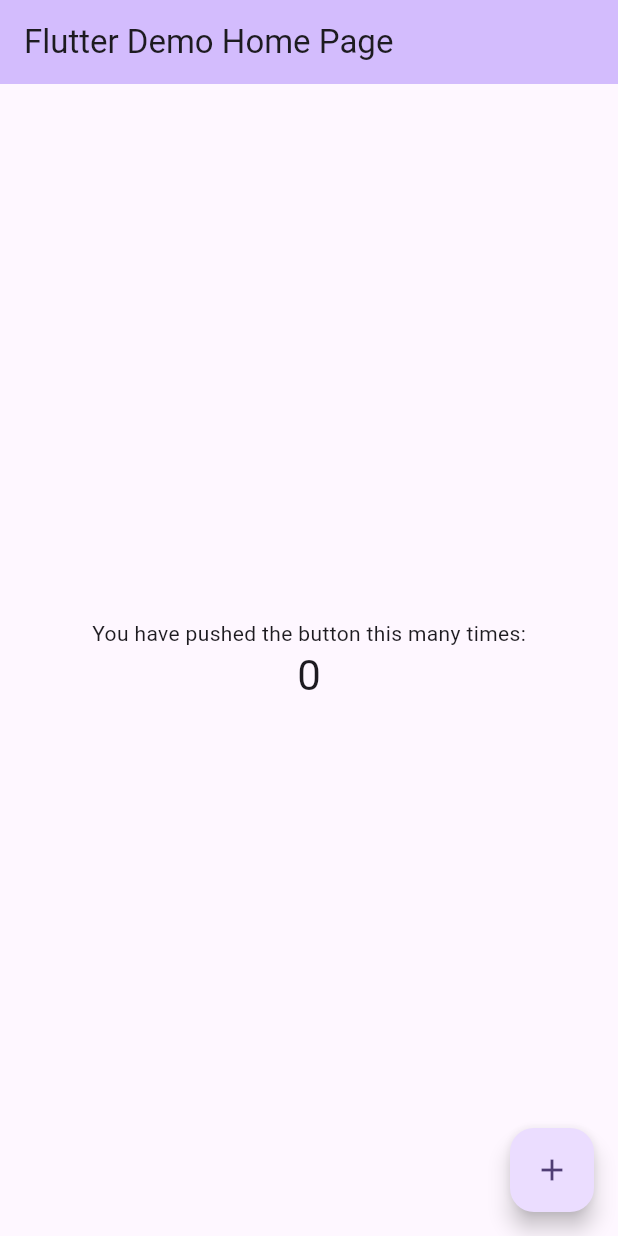
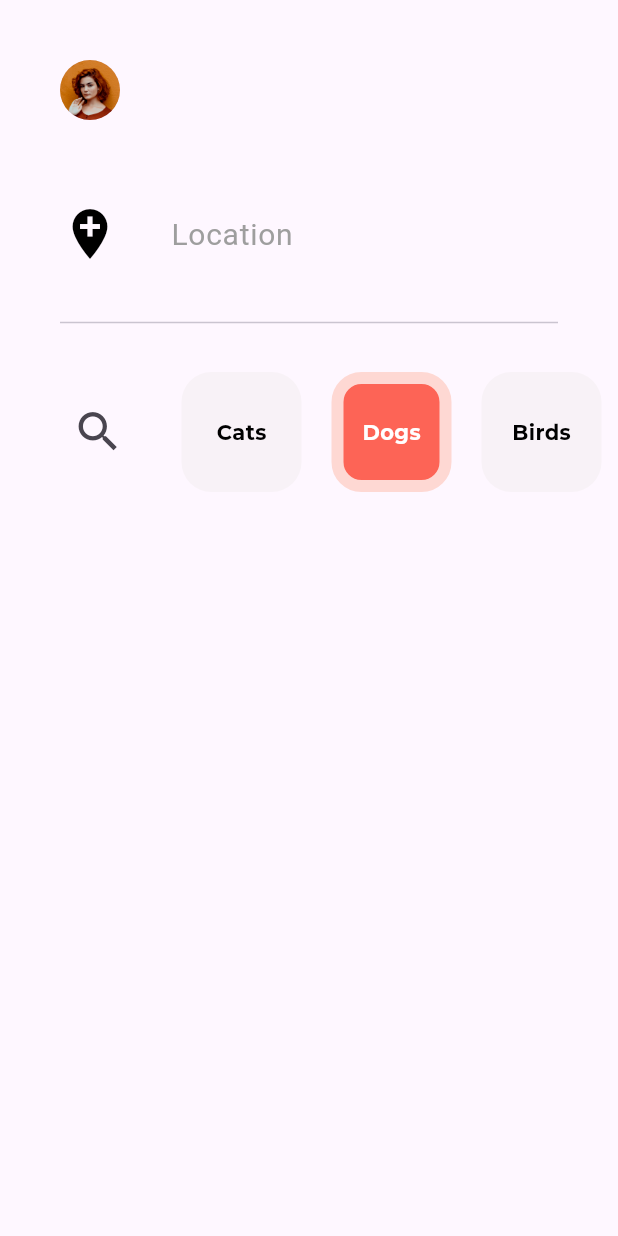
Before and after one commit to ryanmviajedor/flutter_ui_designs, a Flutter app: the screen it shows after launch, on a phone screen of 412 x 824 dp. Run offline on Flutter 3.47's test engine with Material 3 defaults, Android fonts, the phone set to English and light mode, and no system bars; our stand-ins replace gap.

Commit message:
feat: Pet Adoption - Added HomeScreen

```diff
--- a/pet_adoption_ui/lib/main.dart
+++ b/pet_adoption_ui/lib/main.dart
@@ -1,4 +1,5 @@
 import 'package:flutter/material.dart';
+import 'package:pet_adoption_ui/screens/home_screen.dart';
 
 void main() {
   runApp(const MyApp());
@@ -11,112 +12,10 @@ class MyApp extends StatelessWidget {
   @override
   Widget build(BuildContext context) {
     return MaterialApp(
-      title: 'Flutter Demo',
-      theme: ThemeData(
-        // This is the theme of your application.
-        //
-        // TRY THIS: Try running your application with "flutter run". You'll see
-        // the application has a purple toolbar. Then, without quitting the app,
-        // try changing the seedColor in the colorScheme below to Colors.green
-        // and then invoke "hot reload" (save your changes or press the "hot
-        // reload" button in a Flutter-supported IDE, or press "r" if you used
-        // the command line to start the app).
-        //
-        // Notice that the counter didn't reset back to zero; the application
-        // state is not lost during the reload. To reset the state, use hot
-        // restart instead.
-        //
-        // This works for code too, not just values: Most code changes can be
-        // tested with just a hot reload.
-        colorScheme: ColorScheme.fromSeed(seedColor: Colors.deepPurple),
-      ),
-      home: const MyHomePage(title: 'Flutter Demo Home Page'),
+      title: 'Flutter Pet Adoption UI',
+      debugShowCheckedModeBanner: false,
+      theme: ThemeData(primaryColor: Color(0xFFFD6456)),
+      home: HomeScreen(),
     );
   }
 }
-
-class MyHomePage extends StatefulWidget {
-  const MyHomePage({super.key, required this.title});
-
-  // This widget is the home page of your application. It is stateful, meaning
-  // that it has a State object (defined below) that contains fields that affect
-  // how it looks.
-
-  // This class is the configuration for the state. It holds the values (in this
-  // case the title) provided by the parent (in this case the App widget) and
-  // used by the build method of the State. Fields in a Widget subclass are
-  // always marked "final".
-
-  final String title;
-
-  @override
-  State<MyHomePage> createState() => _MyHomePageState();
-}
-
-class _MyHomePageState extends State<MyHomePage> {
-  int _counter = 0;
-
-  void _incrementCounter() {
-    setState(() {
-      // This call to setState tells the Flutter framework that something has
-      // changed in this State, which causes it to rerun the build method below
-      // so that the display can reflect the updated values. If we changed
-      // _counter without calling setState(), then the build method would not be
-      // called again, and so nothing would appear to happen.
-      _counter++;
-    });
-  }
-
-  @override
-  Widget build(BuildContext context) {
-    // This method is rerun every time setState is called, for instance as done
-    // by the _incrementCounter method above.
-    //
-    // The Flutter framework has been optimized to make rerunning build methods
-    // fast, so that you can just rebuild anything that needs updating rather
-    // than having to individually change instances of widgets.
-    return Scaffold(
-      appBar: AppBar(
-        // TRY THIS: Try changing the color here to a specific color (to
-        // Colors.amber, perhaps?) and trigger a hot reload to see the AppBar
-        // change color while the other colors stay the same.
-        backgroundColor: Theme.of(context).colorScheme.inversePrimary,
-        // Here we take the value from the MyHomePage object that was created by
-        // the App.build method, and use it to set our appbar title.
-        title: Text(widget.title),
-      ),
-      body: Center(
-        // Center is a layout widget. It takes a single child and positions it
-        // in the middle of the parent.
-        child: Column(
-          // Column is also a layout widget. It takes a list of children and
-          // arranges them vertically. By default, it sizes itself to fit its
-          // children horizontally, and tries to be as tall as its parent.
-          //
-          // Column has various properties to control how it sizes itself and
-          // how it positions its children. Here we use mainAxisAlignment to
-          // center the children vertically; the main axis here is the vertical
-          // axis because Columns are vertical (the cross axis would be
-          // horizontal).
-          //
-          // TRY THIS: Invoke "debug painting" (choose the "Toggle Debug Paint"
-          // action in the IDE, or press "p" in the console), to see the
-          // wireframe for each widget.
-          mainAxisAlignment: MainAxisAlignment.center,
-          children: <Widget>[
-            const Text('You have pushed the button this many times:'),
-            Text(
-              '$_counter',
-              style: Theme.of(context).textTheme.headlineMedium,
-            ),
-          ],
-        ),
-      ),
-      floatingActionButton: FloatingActionButton(
-        onPressed: _incrementCounter,
-        tooltip: 'Increment',
-        child: const Icon(Icons.add),
-      ), // This trailing comma makes auto-formatting nicer for build methods.
-    );
-  }
-}
--- /dev/null
+++ b/pet_adoption_ui/lib/screens/home_screen.dart
@@ -0,0 +1,114 @@
+import 'package:flutter/material.dart';
+import 'package:gap/gap.dart';
+import 'package:pet_adoption_ui/models/pet_model.dart';
+
+class HomeScreen extends StatefulWidget {
+  const HomeScreen({super.key});
+
+  @override
+  State<HomeScreen> createState() => _HomeScreenState();
+}
+
+class _HomeScreenState extends State<HomeScreen> {
+  Widget _buildPetCategory(bool isSelected, String category) {
+    return GestureDetector(
+      onTap: () => print('Selected $category'),
+      child: Container(
+        margin: EdgeInsets.all(10.0),
+        width: 80.0,
+        decoration: BoxDecoration(
+          color: isSelected
+              ? Theme.of(context).primaryColor
+              : Color(0xFFF8F2F7),
+          borderRadius: BorderRadius.circular(20.0),
+          border: isSelected
+              ? Border.all(width: 8.0, color: Color(0xFFFED8D3))
+              : null,
+        ),
+        child: Center(
+          child: Text(
+            category,
+            style: TextStyle(
+              fontFamily: 'Montserrat',
+              fontSize: 14.0,
+              fontWeight: FontWeight.w600,
+              color: isSelected ? Colors.white : Colors.black,
+            ),
+          ),
+        ),
+      ),
+    );
+  }
+
+  @override
+  Widget build(BuildContext context) {
+    return Scaffold(
+      body: ListView(
+        children: <Widget>[
+          Container(
+            padding: EdgeInsets.only(left: 40.0, top: 40.0),
+            alignment: Alignment.centerLeft,
+            child: CircleAvatar(
+              child: ClipOval(
+                child: Image(
+                  height: 40.0,
+                  width: 40.0,
+                  image: AssetImage(owner.imageUrl),
+                  fit: BoxFit.cover,
+                ),
+              ),
+            ),
+          ),
+          Gap(40.0),
+          Padding(
+            padding: EdgeInsets.symmetric(horizontal: 40.0),
+            child: TextField(
+              style: TextStyle(fontFamily: 'Montserrat', fontSize: 22.0),
+              decoration: InputDecoration(
+                border: InputBorder.none,
+                prefixIcon: Padding(
+                  padding: EdgeInsets.only(right: 30.0),
+                  child: Icon(
+                    Icons.add_location,
+                    color: Colors.black,
+                    size: 40.0,
+                  ),
+                ),
+                labelText: 'Location',
+                labelStyle: TextStyle(fontSize: 20.0, color: Colors.grey),
+                contentPadding: EdgeInsets.only(bottom: 20.0),
+              ),
+            ),
+          ),
+          Padding(
+            padding: EdgeInsetsGeometry.symmetric(
+              horizontal: 40.0,
+              vertical: 15.0,
+            ),
+            child: Divider(),
+          ),
+          Container(
+            height: 100.0,
+            child: ListView(
+              scrollDirection: Axis.horizontal,
+              children: <Widget>[
+                Gap(40.0),
+                Padding(
+                  padding: EdgeInsetsGeometry.only(right: 20.0),
+                  child: IconButton(
+                    onPressed: () => print('Filters'),
+                    icon: Icon(Icons.search, size: 35.0),
+                  ),
+                ),
+                _buildPetCategory(false, 'Cats'),
+                _buildPetCategory(true, 'Dogs'),
+                _buildPetCategory(false, 'Birds'),
+                _buildPetCategory(false, 'Other'),
+              ],
+            ),
+          ),
+        ],
+      ),
+    );
+  }
+}
--- a/pet_adoption_ui/pubspec.yaml
+++ b/pet_adoption_ui/pubspec.yaml
@@ -11,6 +11,7 @@ dependencies:
     sdk: flutter
 
   cupertino_icons: ^1.0.8
+  gap: ^3.0.1
 
 dev_dependencies:
   flutter_test:
```
Also changed, not shown: pet_adoption_ui/pubspec.lock.
